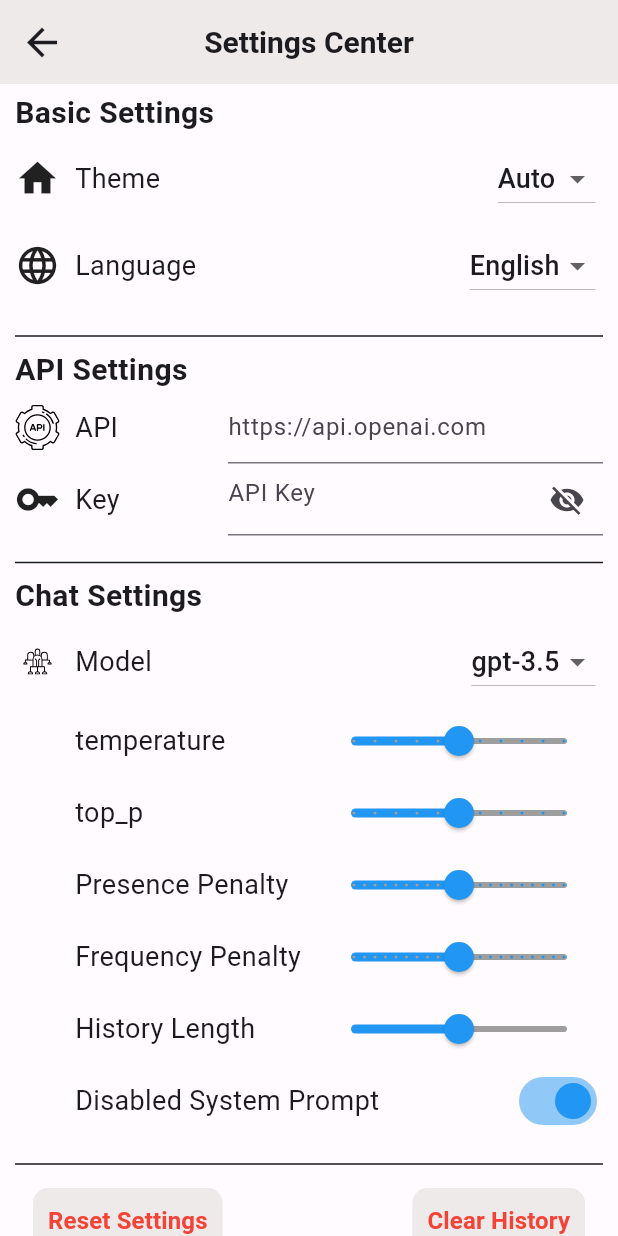
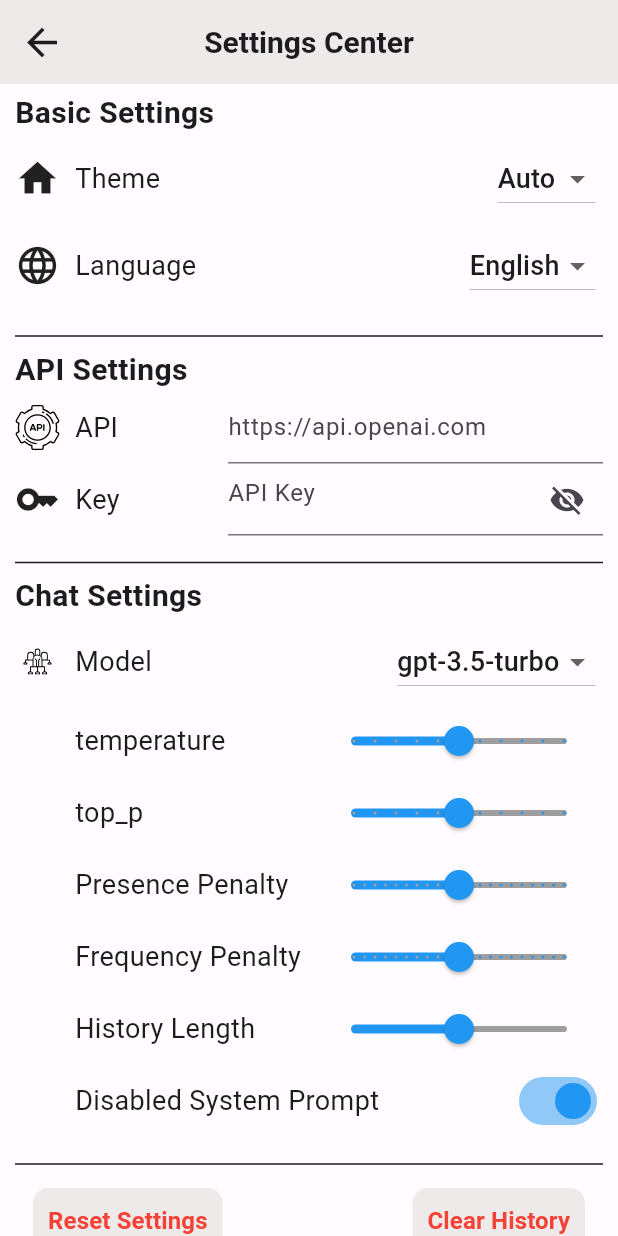
Before and after one commit to NingNing0111/ChatX, a Flutter app: the SidebarPage widget shown alone on an empty page, opened directly, after a tap on the "settings" icon, on a phone screen of 412 x 824 dp. Run offline on Flutter 3.47's test engine with Material 3 defaults, Android fonts, the phone set to English and light mode, and no system bars; our stand-ins replace adaptive_theme, flutter_highlight, flutter_svg, get; missing offline and left inert: dart_openai, flutter_math_fork, markdown, markdown_widget.

Commit message:
dart_openai 踩坑

```diff
--- a/lib/controller/chat.dart
+++ b/lib/controller/chat.dart
@@ -15,7 +15,7 @@ class ChatPageController extends GetxController {
     super.onInit();
   }
 
-  void updateMessage(int index, String content) {
+  void updateMessageContent(int index, String content) {
     historyMessages.messages[index].content = content;
     update();
   }
--- a/lib/controller/setting.dart
+++ b/lib/controller/setting.dart
@@ -9,7 +9,11 @@ class SettingPageController  extends  GetxController {
   final themeMode = AdaptiveThemeMode.system.obs;
   // 语言
   final language = Get.deviceLocale.obs;
+  // api设置
+  final api = "https://api.mnzdna.xyz".obs;
+  final key = "".obs;
   // 对话配置
+  final chatModel = "gpt-3.5-turbo".obs;
   final temperature = 0.5.obs;
   final presencePenalty = 0.0.obs;
   final frequencyPenalty = 0.0.obs;
--- a/lib/page/setting.dart
+++ b/lib/page/setting.dart
@@ -18,7 +18,6 @@ class _SettingPageState extends State<SettingPage> {
   final _apiInputController = TextEditingController();
   final _keyInputController = TextEditingController();
   final _showOpenAIKey = false.obs;
-
 
   @override
   Widget build(BuildContext context) {
@@ -159,8 +158,9 @@ class _SettingPageState extends State<SettingPage> {
                           AssetsManage.apiIcon,
                           width: 30,
                           height: 30,
-                          color: AdaptiveTheme.of(context).mode.isLight ? Colors.black : Colors.white,
-
+                          color: AdaptiveTheme.of(context).mode.isLight
+                              ? Colors.black
+                              : Colors.white,
                         ),
                         const SizedBox(
                           width: 10,
@@ -181,6 +181,10 @@ class _SettingPageState extends State<SettingPage> {
                         width: 250,
                         child: TextField(
                           controller: _apiInputController,
+                          onChanged: (String value) {
+                            _settingController.api.value =
+                                _apiInputController.text;
+                          },
                           decoration: const InputDecoration(
                             border: UnderlineInputBorder(),
                             hintText: "https://api.openai.com",
@@ -216,6 +220,10 @@ class _SettingPageState extends State<SettingPage> {
                         width: 250,
                         child: Obx(() => TextField(
                               controller: _keyInputController,
+                              onChanged: (String value) {
+                                _settingController.key.value =
+                                    _keyInputController.text;
+                              },
                               obscureText: !_showOpenAIKey.value,
                               decoration: InputDecoration(
                                 border: const UnderlineInputBorder(),
@@ -257,8 +265,9 @@ class _SettingPageState extends State<SettingPage> {
                           AssetsManage.modelIcon,
                           width: 30,
                           height: 30,
-                          color: AdaptiveTheme.of(context).mode.isLight ? Colors.black : Colors.white,
-
+                          color: AdaptiveTheme.of(context).mode.isLight
+                              ? Colors.black
+                              : Colors.white,
                         ),
                         const SizedBox(
                           width: 10,
@@ -275,14 +284,16 @@ class _SettingPageState extends State<SettingPage> {
                     DropdownButton(
                         padding: const EdgeInsets.all(5),
                         borderRadius: BorderRadius.circular(10),
-                        value: "gpt-3.5",
+                        value: "gpt-3.5-turbo",
                         items: const [
                           DropdownMenuItem<String>(
-                            value: "gpt-3.5",
-                            child: Text("gpt-3.5"),
+                            value: "gpt-3.5-turbo",
+                            child: Text("gpt-3.5-turbo"),
                           )
                         ],
-                        onChanged: (Object? value) {})
+                        onChanged: (String? value) {
+                          _settingController.chatModel.value = value!;
+                        })
                   ],
                 ),
                 Row(
@@ -307,7 +318,8 @@ class _SettingPageState extends State<SettingPage> {
                           min: 0.0,
                           max: 1.0,
                           divisions: 10,
-                          label: _settingController.temperature.value.toStringAsFixed(1),
+                          label: _settingController.temperature.value
+                              .toStringAsFixed(1),
                           activeColor: Colors.blue,
                           // 设置活动部分的颜色
                           inactiveColor: Colors.grey,
@@ -341,7 +353,8 @@ class _SettingPageState extends State<SettingPage> {
                           min: 0.0,
                           max: 1.0,
                           divisions: 10,
-                          label: _settingController.topP.value.toStringAsFixed(1),
+                          label:
+                              _settingController.topP.value.toStringAsFixed(1),
                           activeColor: Colors.blue,
                           // 设置活动部分的颜色
                           inactiveColor: Colors.grey,
@@ -375,7 +388,8 @@ class _SettingPageState extends State<SettingPage> {
                           min: -2.0,
                           max: 2.0,
                           divisions: 20,
-                          label: _settingController.presencePenalty.value.toStringAsFixed(1),
+                          label: _settingController.presencePenalty.value
+                              .toStringAsFixed(1),
                           activeColor: Colors.blue,
                           // 设置活动部分的颜色
                           inactiveColor: Colors.grey,
@@ -409,14 +423,16 @@ class _SettingPageState extends State<SettingPage> {
                           min: -2.0,
                           max: 2.0,
                           divisions: 20,
-                          label: _settingController.frequencyPenalty.value.toStringAsFixed(1),
+                          label: _settingController.frequencyPenalty.value
+                              .toStringAsFixed(1),
                           activeColor: Colors.blue,
                           // 设置活动部分的颜色
                           inactiveColor: Colors.grey,
                           // 设置非活动部分的颜色
                           // 设置刻度为10，对应0.0到1.0的范围
                           onChanged: (newValue) {
-                            _settingController.frequencyPenalty.value = newValue;
+                            _settingController.frequencyPenalty.value =
+                                newValue;
                           },
                         )),
                   ],
@@ -439,18 +455,21 @@ class _SettingPageState extends State<SettingPage> {
                       ],
                     ),
                     Obx(() => Slider(
-                          value: _settingController.historyLength.value.toDouble(),
+                          value:
+                              _settingController.historyLength.value.toDouble(),
                           min: 0,
                           max: 32,
                           divisions: 32,
-                          label: _settingController.historyLength.value.toString(),
+                          label:
+                              _settingController.historyLength.value.toString(),
                           activeColor: Colors.blue,
                           // 设置活动部分的颜色
                           inactiveColor: Colors.grey,
                           // 设置非活动部分的颜色
                           // 设置刻度为10，对应0.0到1.0的范围
                           onChanged: (newValue) {
-                            _settingController.historyLength.value = newValue.toInt();
+                            _settingController.historyLength.value =
+                                newValue.toInt();
                           },
                         )),
                   ],
--- a/lib/page/sidebar.dart
+++ b/lib/page/sidebar.dart
@@ -1,9 +1,6 @@
 import 'package:adaptive_theme/adaptive_theme.dart';
 import 'package:chat_all/service/assets.dart';
-import 'package:flutter/cupertino.dart';
 import 'package:flutter/material.dart';
-import 'package:flutter/painting.dart';
-import 'package:flutter/widgets.dart';
 import 'package:flutter_svg/flutter_svg.dart';
 import 'package:get/get.dart';
 import 'package:intl/intl.dart';
@@ -37,6 +34,9 @@ class _SidebarPageState extends State<SidebarPage> {
                 padding: const EdgeInsets.all(5),
                 height: 50,
                 child: GestureDetector(
+                  onTap: (){
+                    print("add");
+                  },
                     child: Row(
                   mainAxisAlignment: MainAxisAlignment.spaceBetween,
                   children: [
@@ -70,32 +70,63 @@ class _SidebarPageState extends State<SidebarPage> {
                 padding: EdgeInsets.zero,
                 children: [
                   Container(
-                    margin: const EdgeInsets.only(left: 10,right: 10,top: 5),
+                    margin: const EdgeInsets.only(left: 10, right: 10, top: 5),
                     padding: const EdgeInsets.all(5),
-                    height: 80,
+                    height: 100,
                     decoration: BoxDecoration(
-                        // color: Colors.pink,
                         borderRadius: BorderRadius.circular(10),
                         border: Border.all(
                             color: const Color(0xff4691a8), width: 2)),
                     child: Column(
-                    crossAxisAlignment: CrossAxisAlignment.start,
+                      mainAxisAlignment: MainAxisAlignment.spaceBetween,
                       children: [
-                      Text("新的对话",style: AdaptiveTheme.of(context).theme.textTheme.titleLarge,),
-                      const SizedBox(height: 10,),
                         Row(
                           mainAxisAlignment: MainAxisAlignment.spaceBetween,
                           children: [
-                          Text("10 条对话",style: AdaptiveTheme.of(context).theme.textTheme.titleMedium,),
-                          Text(DateFormat('yyyy-MM-dd HH:mm:ss').format(DateTime.now()),style: AdaptiveTheme.of(context).theme.textTheme.titleMedium,)
+                            Text(
+                              "新的对话",
+                              style: AdaptiveTheme.of(context)
+                                  .theme
+                                  .textTheme
+                                  .titleLarge,
+                            ),
+                            IconButton(
+                                onPressed: () {
+                                  print("hi");
+                                },
+                                icon: Icon(
+                                  Icons.delete,
+                                  color: Colors.red,
+                                  size: 30,
+                                ))
+                          ],
+                        ),
+                        const SizedBox(
+                          height: 10,
+                        ),
+                        Row(
+                          mainAxisAlignment: MainAxisAlignment.spaceBetween,
+                          children: [
+                            Text(
+                              "10 条对话",
+                              style: AdaptiveTheme.of(context)
+                                  .theme
+                                  .textTheme
+                                  .titleMedium,
+                            ),
+                            Text(
+                              DateFormat('yyyy-MM-dd HH:mm:ss')
+                                  .format(DateTime.now()),
+                              style: AdaptiveTheme.of(context)
+                                  .theme
+                                  .textTheme
+                                  .titleMedium,
+                            )
                           ],
                         )
                       ],
                     ),
                   ),
-
-
-
                 ],
               ),
             ),
```
Also changed, not shown: lib/page/chat.dart (+43 -6 lines), lib/service/openai.dart (+64 -0 lines). Lines whose indentation alone changed are shown as unchanged.
